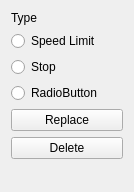
UmutSahinSE/Ata-Caddesi-Simulator, file signoptions.ui: the form before one commit.
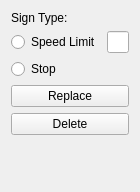
The form after the commit.

Diff of the .ui file:
```diff
--- a/signoptions.ui
+++ b/signoptions.ui
@@ -19,10 +19,12 @@
      <item>
       <widget class="QLabel" name="TypeLabel">
        <property name="text">
-        <string>Type </string>
+        <string>Sign Type:</string>
        </property>
       </widget>
      </item>
+     <item>
+      <layout class="QHBoxLayout" name="horizontalLayout">
      <item>
       <widget class="QRadioButton" name="SpeedLimitRadio">
        <property name="text">
@@ -31,19 +33,17 @@
       </widget>
      </item>
      <item>
+        <widget class="QLineEdit" name="lineEdit"/>
+       </item>
+      </layout>
+     </item>
+     <item>
       <widget class="QRadioButton" name="StopRadio">
        <property name="text">
         <string>Stop</string>
        </property>
       </widget>
      </item>
-     <item>
-      <widget class="QRadioButton" name="radioButton_3">
-       <property name="text">
-        <string>RadioButton</string>
-       </property>
-      </widget>
-     </item>
     </layout>
    </item>
    <item>
```
Lines whose indentation alone changed are shown as unchanged.
